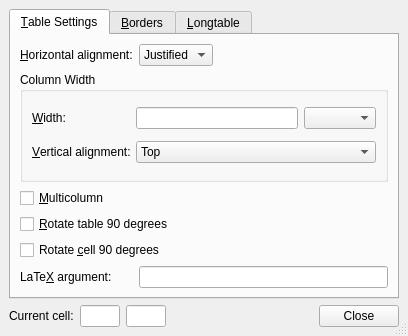
Old version of the form src/frontends/qt4/ui/TabularUi.ui in the repository rpavlik/lyx-lucid-backport.
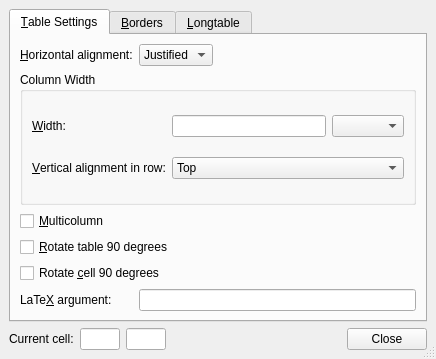
New version of the form. Custom widgets are drawn as their Qt base class.

```diff
--- a/src/frontends/qt4/ui/TabularUi.ui
+++ b/src/frontends/qt4/ui/TabularUi.ui
@@ -5,8 +5,8 @@
    <rect>
     <x>0</x>
     <y>0</y>
-    <width>390</width>
-    <height>336</height>
+    <width>436</width>
+    <height>359</height>
    </rect>
   </property>
   <property name="windowTitle" >
@@ -107,7 +107,7 @@
           <item row="1" column="0" >
            <widget class="QLabel" name="vAlignCO" >
             <property name="text" >
-             <string>&amp;Vertical alignment:</string>
+             <string>&amp;Vertical alignment in row:</string>
             </property>
             <property name="buddy" >
              <cstring>vAlignCB</cstring>
```
Left out of the diff: 2 changed lines with no effect on the pictures.
